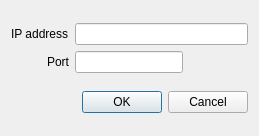
Above: src/uiclient/connectiondialog.ui from sungwonnam/SAGENext before the change. Below: the same form after it.
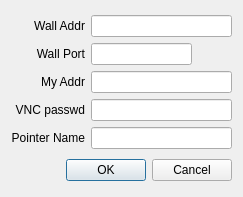
That is the form after the change.

What changed in the file:
```diff
--- a/src/uiclient/connectiondialog.ui
+++ b/src/uiclient/connectiondialog.ui
@@ -6,8 +6,8 @@
    <rect>
     <x>0</x>
     <y>0</y>
-    <width>259</width>
-    <height>136</height>
+    <width>243</width>
+    <height>197</height>
    </rect>
   </property>
   <property name="windowTitle">
@@ -18,8 +18,14 @@
     <layout class="QGridLayout" name="gridLayout">
      <item row="0" column="0">
       <widget class="QLabel" name="label">
+       <property name="layoutDirection">
+        <enum>Qt::LeftToRight</enum>
+       </property>
        <property name="text">
-        <string>IP address</string>
+        <string>Wall Addr</string>
+       </property>
+       <property name="alignment">
+        <set>Qt::AlignRight|Qt::AlignTrailing|Qt::AlignVCenter</set>
        </property>
       </widget>
      </item>
@@ -29,7 +35,7 @@
      <item row="1" column="0">
       <widget class="QLabel" name="label_2">
        <property name="text">
-        <string>Port</string>
+        <string>Wall Port</string>
        </property>
        <property name="alignment">
         <set>Qt::AlignRight|Qt::AlignTrailing|Qt::AlignVCenter</set>
@@ -52,6 +58,45 @@
        </property>
       </spacer>
      </item>
+     <item row="4" column="0">
+      <widget class="QLabel" name="pointerNameLabel">
+       <property name="text">
+        <string>Pointer Name</string>
+       </property>
+       <property name="alignment">
+        <set>Qt::AlignRight|Qt::AlignTrailing|Qt::AlignVCenter</set>
+       </property>
+      </widget>
+     </item>
+     <item row="4" column="1" colspan="2">
+      <widget class="QLineEdit" name="pointerNameLineEdit"/>
+     </item>
+     <item row="2" column="0">
+      <widget class="QLabel" name="label_3">
+       <property name="text">
+        <string>My Addr</string>
+       </property>
+       <property name="alignment">
+        <set>Qt::AlignRight|Qt::AlignTrailing|Qt::AlignVCenter</set>
+       </property>
+      </widget>
+     </item>
+     <item row="2" column="1" colspan="2">
+      <widget class="QLineEdit" name="myaddrLineEdit"/>
+     </item>
+     <item row="3" column="0">
+      <widget class="QLabel" name="label_4">
+       <property name="text">
+        <string>VNC passwd</string>
+       </property>
+       <property name="alignment">
+        <set>Qt::AlignRight|Qt::AlignTrailing|Qt::AlignVCenter</set>
+       </property>
+      </widget>
+     </item>
+     <item row="3" column="1" colspan="2">
+      <widget class="QLineEdit" name="vncpasswd"/>
+     </item>
     </layout>
    </item>
    <item>
```
